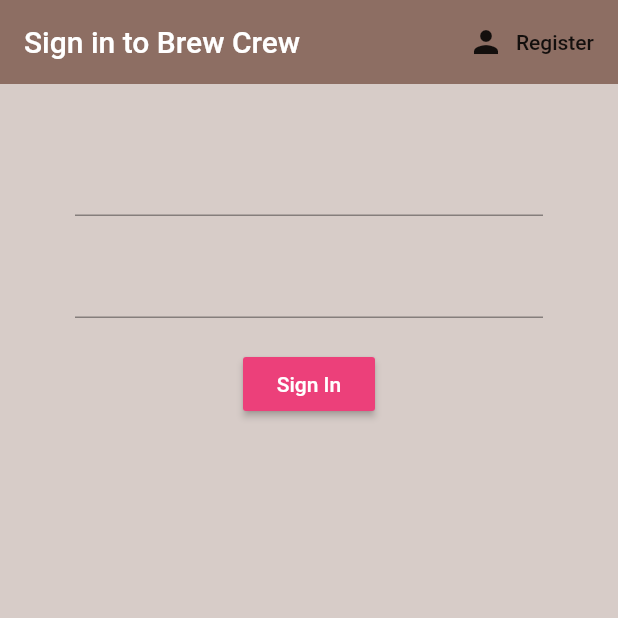
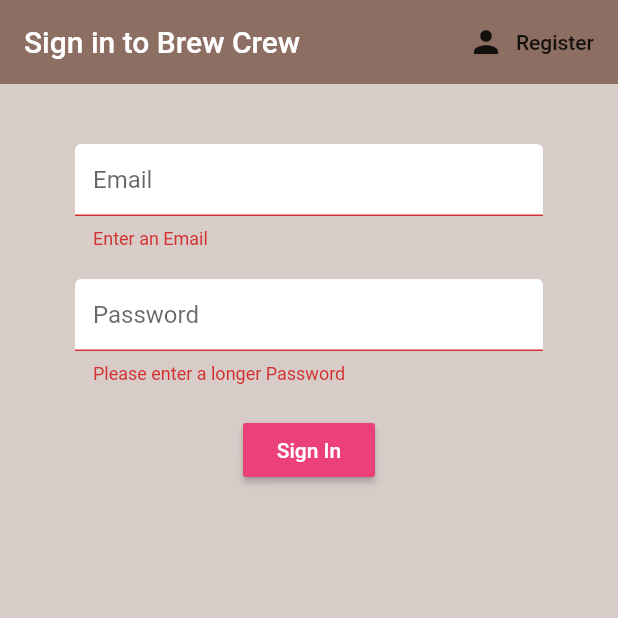
Before and after one commit to sanishj007/Brew-Crew, a Flutter app: the screen it shows after launch, after a tap on "Sign In", on a phone screen of 412 x 824 dp, the top half of it. Run offline on Flutter 3.47's test engine with Material 2 defaults, Android fonts, the phone set to English and light mode, and no system bars; our stand-ins replace firebase_auth, firebase_core; accounts and stored records are empty.

Commit message:
Added Email and Password Sign In and Registration

```diff
--- /dev/null
+++ b/lib/Shared/constants.dart
@@ -0,0 +1,12 @@
+import 'package:flutter/material.dart';
+
+const textInputDecoration = InputDecoration(
+  fillColor: Colors.white,
+  filled: true,
+  enabledBorder: OutlineInputBorder(
+      borderSide: BorderSide(color: Colors.white,width: 2.0)
+  ),
+  focusedBorder: OutlineInputBorder(
+      borderSide: BorderSide(color: Colors.pink,width: 2.0)
+  ),
+);
--- a/lib/screens/authenticate/register.dart
+++ b/lib/screens/authenticate/register.dart
@@ -1,3 +1,4 @@
+import 'package:brew_crew/Shared/constants.dart';
 import'package:flutter/material.dart';
 
 import '../../services/auth.dart';
@@ -15,10 +16,12 @@ import '../../services/auth.dart';
     class _RegisterState extends State<Register> {
 
       final AuthService _auth =AuthService();
+      final _formKey = GlobalKey<FormState>();
 
       //text field state
       String email = '';
       String password = '';
+      String error = '';
 
       @override
       Widget build(BuildContext context) {
@@ -41,10 +44,13 @@ import '../../services/auth.dart';
           body: Container(
             padding: EdgeInsets.symmetric(vertical: 20.0, horizontal: 50.0),
             child: Form(
+              key:_formKey,
               child: Column(
                 children:<Widget> [
                   SizedBox(height: 20.0,),
                   TextFormField(
+                    decoration:textInputDecoration.copyWith(hintText: 'Email'),
+                    validator: (val) => (val!.isEmpty && val != null)? 'Enter an e-Mail':null,
                     onChanged: (val){
                       setState(() {
                         email = val;
@@ -53,6 +59,8 @@ import '../../services/auth.dart';
                   ),
                   SizedBox(height: 20.0,),
                   TextFormField(
+                    decoration:textInputDecoration.copyWith(hintText: 'Password'),
+                    validator: (val) => (val!.length < 6 && val != null)? 'Please enter a longer Password':null,
                     obscureText: true,
                     onChanged: (val){
                       setState(() {
@@ -68,10 +76,16 @@ import '../../services/auth.dart';
                         style: TextStyle( color: Colors.white),
                       ),
                       onPressed: () async {
-                        print(email);
-                        print(password);
-                      }
-                  )
+                        if(_formKey.currentState!.validate()){
+                          dynamic result = await _auth.registerWithEmailAndPassword(email,password);
+                          if (result == null){
+                            setState(() => error = 'Please provide a valid Email');
+                          }
+                        };
+                      },
+                  ),
+                  SizedBox(height: 12.0,),
+                  Text(error,style: TextStyle(color:Colors.red,fontSize: 14.0))
                 ],
               ),
             ),
--- a/lib/screens/authenticate/sign_in.dart
+++ b/lib/screens/authenticate/sign_in.dart
@@ -1,5 +1,7 @@
 import 'package:brew_crew/services/auth.dart';
 import 'package:flutter/material.dart';
+
+import '../../Shared/constants.dart';
 
 class SignIn extends StatefulWidget {
 
@@ -13,10 +15,12 @@ class SignIn extends StatefulWidget {
 class _SignInState extends State<SignIn> {
 
   final AuthService _auth =AuthService();
+  final _formKey = GlobalKey<FormState>();
 
   //text field state
   String email = '';
   String password = '';
+  String error = '';
 
   @override
   Widget build(BuildContext context) {
@@ -39,10 +43,13 @@ class _SignInState extends State<SignIn> {
       body: Container(
         padding: EdgeInsets.symmetric(vertical: 20.0, horizontal: 50.0),
         child: Form(
+          key:_formKey,
           child: Column(
             children:<Widget> [
               SizedBox(height: 20.0,),
               TextFormField(
+                decoration:textInputDecoration.copyWith(hintText: 'Email'),
+                validator: (val) => (val!.isEmpty && val != null)? 'Enter an Email':null,
                 onChanged: (val){
                   setState(() {
                     email = val;
@@ -51,6 +58,8 @@ class _SignInState extends State<SignIn> {
               ),
               SizedBox(height: 20.0,),
               TextFormField(
+                decoration:textInputDecoration.copyWith(hintText: 'Password'),
+                validator: (val) => (val!.length < 6 && val != null)? 'Please enter a longer Password':null,
                 obscureText: true,
                 onChanged: (val){
                   setState(() {
@@ -66,10 +75,16 @@ class _SignInState extends State<SignIn> {
                     style: TextStyle( color: Colors.white),
                   ),
                   onPressed: () async {
-                    print(email);
-                    print(password);
+                    if(_formKey.currentState!.validate()){
+                      dynamic result = await _auth.signInWithEmailAndPassword(email,password);
+                      if (result == null){
+                        setState(() => error = 'Invalid Credentials');
+                      }
+                    };
                   }
-              )
+              ),
+              SizedBox(height: 12.0,),
+              Text(error,style: TextStyle(color:Colors.red,fontSize: 14.0))
             ],
           ),
         ),
--- a/lib/services/auth.dart
+++ b/lib/services/auth.dart
@@ -31,8 +31,29 @@ class AuthService{
   }
 
   //email & password sign in
+  Future signInWithEmailAndPassword(String email, String password) async{
+    try{
+      UserCredential result = await _auth.signInWithEmailAndPassword(email: email, password: password);
+      User? user = result.user;
+      return _userFromFirebaseUser(user!);
+    }catch(e){
+      print(e.toString());
+      return null;
+    }
+  }
+
 
   //register with email and password
+  Future registerWithEmailAndPassword(String email, String password) async{
+    try{
+      UserCredential result = await _auth.createUserWithEmailAndPassword(email: email, password: password);
+      User? user = result.user;
+      return _userFromFirebaseUser(user!);
+    }catch(e){
+      print(e.toString());
+      return null;
+    }
+  }
 
   //sign out
 Future signOut() async{
--- a/pubspec.yaml
+++ b/pubspec.yaml
@@ -36,6 +36,7 @@ dependencies:
   firebase_auth: ^3.6.2
   cloud_firestore: ^3.4.3
   provider: ^6.0.3
+  flutter_spinkit: ^5.1.0
 
 dev_dependencies:
   flutter_test:
```
